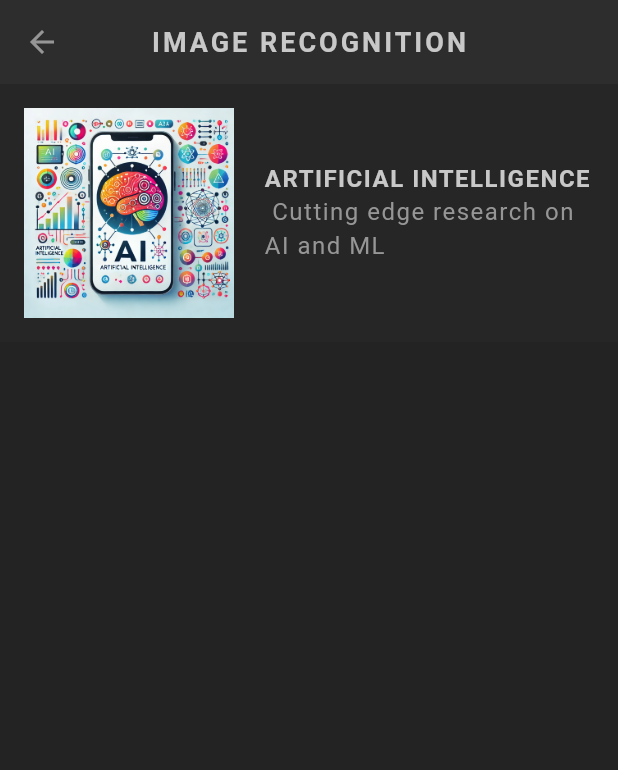
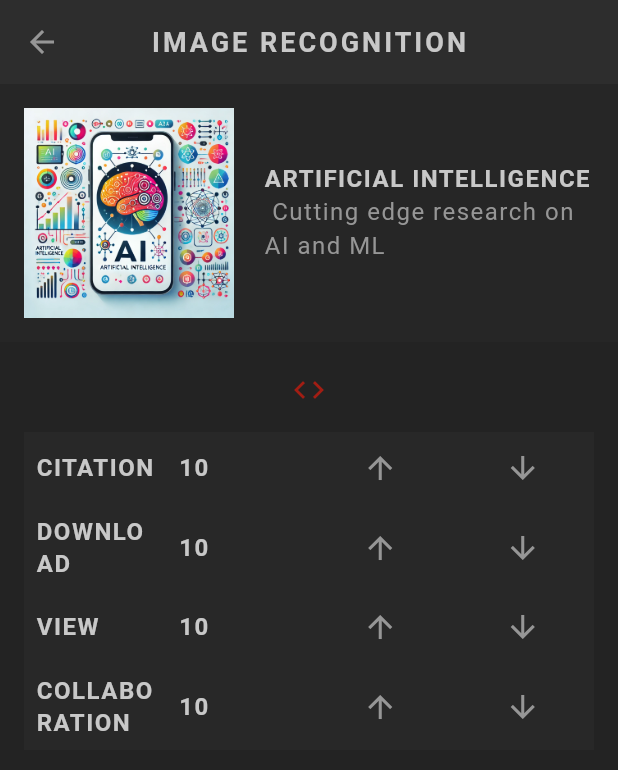
Before and after one commit to christyjackson/research_project, a Flutter app: the screen it shows after launch, after a tap on the "arrow forward" icon, on a phone screen of 412 x 824 dp. Shown: the top 770 px of the screen. Run offline on Flutter 3.47's test engine with Material 3 defaults, Android fonts, the phone set to English and light mode, and no system bars; our stand-ins replace google_fonts; Roboto replaces fonts that are missing (Kanit).

Commit message:
Added the stats table

```diff
--- a/lib/profile/profile.dart
+++ b/lib/profile/profile.dart
@@ -1,5 +1,6 @@
 import 'package:flutter/material.dart';
 import 'package:research_project/models/project.dart';
+import 'package:research_project/profile/stats_table.dart';
 import 'package:research_project/shared/styled_text.dart';
 import 'package:research_project/theme.dart';
 
@@ -42,9 +43,31 @@ class Profile extends StatelessWidget {
                     ),
                   )
                 ]),
-              )
+              ),
+              SizedBox(height: 20),
+              Center(
+                child: Icon(
+                  Icons.code,
+                  color: AppColors.primaryColor,
+                ),
+              ),
+              Container(
+                alignment: Alignment.center,
+                child: Column(
+                  children: [StatsTable(project)],
+                ),
+              ),
             ],
           ),
         ));
   }
 }
+
+
+
+// ------------------------------------//
+// citations || 10 || up || down // ---> row 1
+// downloads || 10 || up || down // ---> row 2
+// views || 10 || up || down // ---> row 3
+// collaborations || 10 || up || down // ---> row 4
+// ------------------------------------//
--- /dev/null
+++ b/lib/profile/stats_table.dart
@@ -0,0 +1,72 @@
+import 'package:flutter/material.dart';
+import 'package:research_project/models/project.dart';
+import 'package:research_project/shared/styled_text.dart';
+import 'package:research_project/theme.dart';
+
+class StatsTable extends StatefulWidget {
+  const StatsTable(this.project, {super.key});
+  final Project project;
+
+  @override
+  State<StatsTable> createState() => _StatsTableState();
+}
+
+class _StatsTableState extends State<StatsTable> {
+  @override
+  Widget build(BuildContext context) {
+    return Padding(
+      padding: EdgeInsets.all(16),
+      child: Column(
+        children: [
+          Table(
+            children: widget.project.statsAsFormattedList.map((stat) {
+              return TableRow(
+                decoration: BoxDecoration(
+                    color: AppColors.secondaryColor.withValues(alpha: 0.5)),
+                children: [
+                  TableCell(
+                    verticalAlignment: TableCellVerticalAlignment.middle,
+                    child: Padding(
+                      padding: EdgeInsets.all(8),
+                      child: StyledHeading(stat['title']!),
+                    ),
+                  ),
+                  TableCell(
+                      verticalAlignment: TableCellVerticalAlignment.middle,
+                      child: Padding(
+                        padding: EdgeInsets.all(8),
+                        child: StyledHeading(stat['value']!),
+                      )),
+                  TableCell(
+                      verticalAlignment: TableCellVerticalAlignment.middle,
+                      child: IconButton(
+                          onPressed: () {
+                            setState(() {
+                              widget.project.increaseStat(stat['title']!);
+                            });
+                          },
+                          icon: Icon(
+                            Icons.arrow_upward,
+                            color: AppColors.textColor,
+                          ))),
+                  TableCell(
+                      verticalAlignment: TableCellVerticalAlignment.middle,
+                      child: IconButton(
+                          onPressed: () {
+                            setState(() {
+                              widget.project.decreaseStat(stat['title']!);
+                            });
+                          },
+                          icon: Icon(
+                            Icons.arrow_downward,
+                            color: AppColors.textColor,
+                          )))
+                ],
+              );
+            }).toList(),
+          )
+        ],
+      ),
+    );
+  }
+}
```
